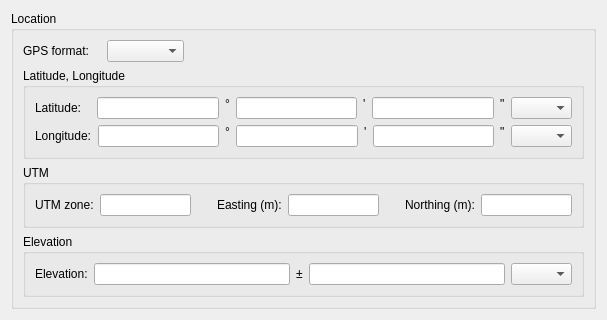
Qt form ui/GPSFields.ui (kathrynmetcalf/GeoCORK) before a commit.
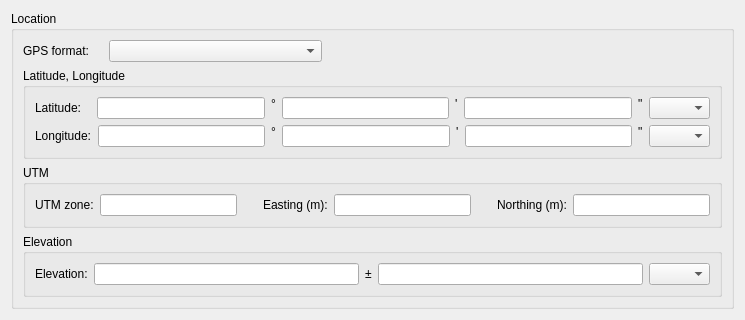
The same form after that commit. Custom widgets are drawn as their Qt base class.

Commit message: Fixed issue of SampleInformation crashing - removed unnecessary event filter. Fixed GPSFields widget and working on AgeFields widget implementation. Now both are separate from SampleInformation and can be used in other windows. Moved some methods into table classes

Diff of the .ui file:
```diff
--- a/ui/GPSFields.ui
+++ b/ui/GPSFields.ui
@@ -6,10 +6,16 @@
    <rect>
     <x>0</x>
     <y>0</y>
-    <width>607</width>
-    <height>314</height>
+    <width>745</width>
+    <height>316</height>
    </rect>
   </property>
+  <property name="sizePolicy">
+   <sizepolicy hsizetype="MinimumExpanding" vsizetype="MinimumExpanding">
+    <horstretch>0</horstretch>
+    <verstretch>0</verstretch>
+   </sizepolicy>
+  </property>
   <property name="windowTitle">
    <string>Form</string>
   </property>
@@ -17,9 +23,9 @@
    <item>
     <widget class="QGroupBox" name="location_groupBox">
      <property name="sizePolicy">
-      <sizepolicy hsizetype="Preferred" vsizetype="MinimumExpanding">
+      <sizepolicy hsizetype="MinimumExpanding" vsizetype="MinimumExpanding">
        <horstretch>0</horstretch>
-       <verstretch>4</verstretch>
+       <verstretch>0</verstretch>
       </sizepolicy>
      </property>
      <property name="title">
@@ -71,7 +77,7 @@
       <item>
        <widget class="FocusGroupBox" name="latlon_groupBox">
         <property name="sizePolicy">
-         <sizepolicy hsizetype="Preferred" vsizetype="Minimum">
+         <sizepolicy hsizetype="Preferred" vsizetype="Preferred">
           <horstretch>0</horstretch>
           <verstretch>3</verstretch>
          </sizepolicy>
@@ -131,7 +137,7 @@
            <item>
             <widget class="QComboBox" name="lat_comboBox">
              <property name="sizePolicy">
-              <sizepolicy hsizetype="Fixed" vsizetype="Fixed">
+              <sizepolicy hsizetype="Preferred" vsizetype="Fixed">
                <horstretch>0</horstretch>
                <verstretch>0</verstretch>
               </sizepolicy>
@@ -200,7 +206,7 @@
            <item>
             <widget class="QComboBox" name="lon_comboBox">
              <property name="sizePolicy">
-              <sizepolicy hsizetype="Fixed" vsizetype="Fixed">
+              <sizepolicy hsizetype="Preferred" vsizetype="Fixed">
                <horstretch>0</horstretch>
                <verstretch>0</verstretch>
               </sizepolicy>
@@ -224,7 +230,7 @@
       <item>
        <widget class="FocusGroupBox" name="utm_groupBox">
         <property name="sizePolicy">
-         <sizepolicy hsizetype="Preferred" vsizetype="Minimum">
+         <sizepolicy hsizetype="Preferred" vsizetype="Preferred">
           <horstretch>0</horstretch>
           <verstretch>2</verstretch>
          </sizepolicy>
@@ -305,7 +311,7 @@
       <item>
        <widget class="FocusGroupBox" name="elev_groupBox">
         <property name="sizePolicy">
-         <sizepolicy hsizetype="Preferred" vsizetype="Minimum">
+         <sizepolicy hsizetype="Preferred" vsizetype="Preferred">
           <horstretch>0</horstretch>
           <verstretch>2</verstretch>
          </sizepolicy>
```
Left out of the diff: 2 changed lines with no effect on the pictures. The commit also changes 11 other files.
